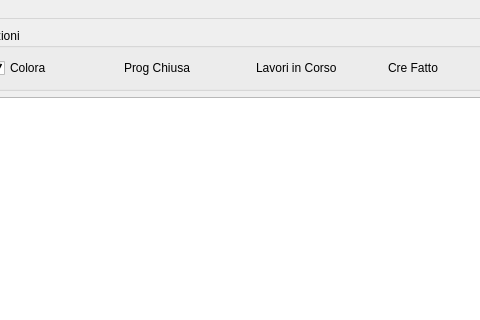
tarateo78/Praticometro, file mainwindow.ui: the form before one commit; both pictures show x 555 to 1035 and y 0 to 320 of the 1250 by 700 pixel window.
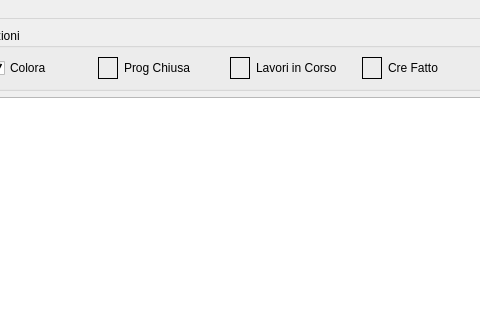
The form after the commit.

Commit message: utente windows e aggiunte nFile e nFileEffettivi

Diff of the .ui file:
```diff
--- a/mainwindow.ui
+++ b/mainwindow.ui
@@ -144,6 +144,9 @@
                      <height>0</height>
                     </size>
                    </property>
+                   <property name="frameShape">
+                    <enum>QFrame::Box</enum>
+                   </property>
                    <property name="text">
                     <string/>
                    </property>
@@ -170,6 +173,9 @@
                      <height>0</height>
                     </size>
                    </property>
+                   <property name="frameShape">
+                    <enum>QFrame::Box</enum>
+                   </property>
                    <property name="text">
                     <string/>
                    </property>
@@ -196,6 +202,9 @@
                      <height>0</height>
                     </size>
                    </property>
+                   <property name="frameShape">
+                    <enum>QFrame::Box</enum>
+                   </property>
                    <property name="text">
                     <string/>
                    </property>
```
The commit also changes 5 other files.
